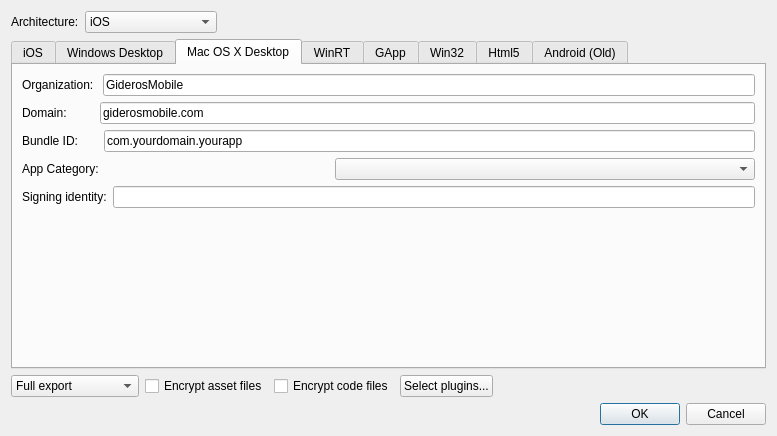
gideros/gideros, file ui/exportprojectdialog.ui: the form before one commit.
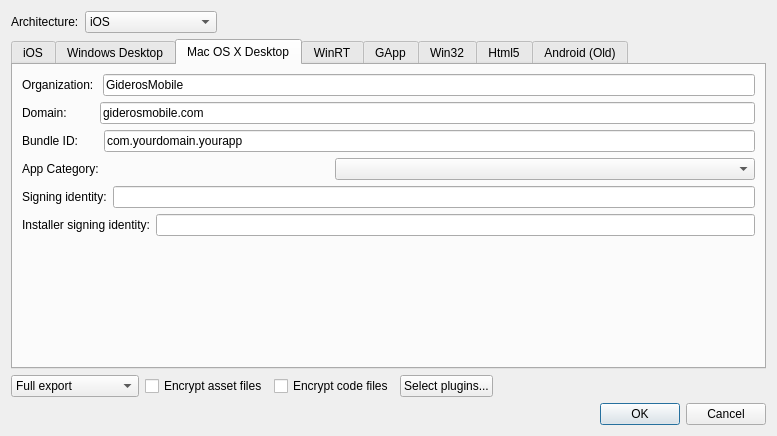
The form after the commit. The open tabs and pages were chosen to show the change.

Commit message: [gfx] Activate filtered tilemap pixel offset only if spacing is 0 [osx] differentiate installer signing identity

What changed in the file:
```diff
--- a/ui/exportprojectdialog.ui
+++ b/ui/exportprojectdialog.ui
@@ -296,6 +296,20 @@
          </item>
         </layout>
        </item>
+       <item>
+        <layout class="QHBoxLayout" name="horizontalLayout_7">
+         <item>
+          <widget class="QLabel" name="label_10">
+           <property name="text">
+            <string>Installer signing identity:</string>
+           </property>
+          </widget>
+         </item>
+         <item>
+          <widget class="QLineEdit" name="osx_installerid"/>
+         </item>
+        </layout>
+       </item>
        <item>
         <spacer name="verticalSpacer">
          <property name="orientation">
```
Left out of the diff: 2 changed lines with no effect on the pictures. The commit also changes 10 other files.
